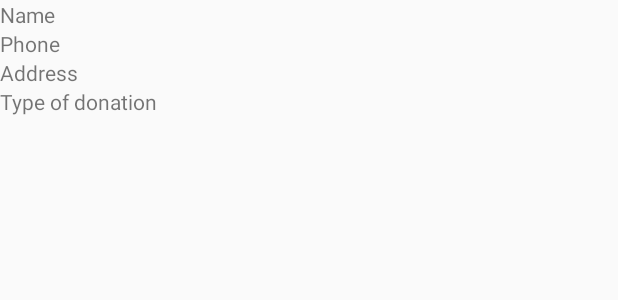
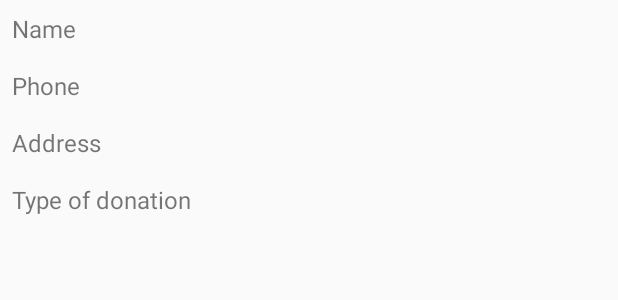
Before and after one commit to esla-ahme/aybappnew, an Android app: the layout row_donation.xml on its own in the app's theme, with its tools: preview values and no code run, on a phone screen of 412 x 824 dp. Shown: the top 300 px of the screen. Run offline under Robolectric (Android 15) with nearby library versions, the phone set to English and light mode, and no system bars.

Commit message:
version 3.1.0

```diff
--- a/app/src/main/res/layout/activity_main.xml
+++ b/app/src/main/res/layout/activity_main.xml
@@ -22,6 +22,11 @@
         android:layout_height="wrap_content"
         android:onClick="getPOSTS"
         />
+    <Button
+        android:layout_width="wrap_content"
+        android:layout_height="wrap_content"
+        android:onClick="donationMessages"
+        />
 
     <ListView
         android:id="@+id/listview"
--- a/app/src/main/res/layout/row_donation.xml
+++ b/app/src/main/res/layout/row_donation.xml
@@ -7,13 +7,16 @@ android:orientation="vertical"
         android:layout_width="match_parent"
         android:layout_height="wrap_content">
         <TextView
-
+            android:textSize="16sp"
+            android:layout_margin="8dp"
             android:layout_width="0dp"
             android:layout_height="wrap_content"
             android:layout_weight="1"
             android:text="Name"
             />
         <TextView
+            android:textSize="16sp"
+            android:layout_margin="8dp"
             android:id="@+id/donorName"
             android:layout_width="0dp"
             android:layout_height="wrap_content"
@@ -25,13 +28,16 @@ android:orientation="vertical"
         android:layout_width="match_parent"
         android:layout_height="wrap_content">
         <TextView
-
+            android:textSize="16sp"
+            android:layout_margin="8dp"
             android:layout_width="0dp"
             android:layout_height="wrap_content"
             android:layout_weight="1"
             android:text="Phone"
             />
         <TextView
+            android:textSize="16sp"
+            android:layout_margin="8dp"
             android:id="@+id/donorPhone"
             android:layout_width="0dp"
             android:layout_height="wrap_content"
@@ -43,13 +49,16 @@ android:orientation="vertical"
         android:layout_width="match_parent"
         android:layout_height="wrap_content">
         <TextView
-
+            android:textSize="16sp"
+            android:layout_margin="8dp"
             android:layout_width="0dp"
             android:layout_height="wrap_content"
             android:layout_weight="1"
             android:text="Address"
             />
         <TextView
+            android:textSize="16sp"
+            android:layout_margin="8dp"
             android:id="@+id/donorAddress"
             android:layout_width="0dp"
             android:layout_height="wrap_content"
@@ -61,13 +70,16 @@ android:orientation="vertical"
         android:layout_width="match_parent"
         android:layout_height="wrap_content">
         <TextView
-
+            android:textSize="16sp"
+            android:layout_margin="8dp"
             android:layout_width="0dp"
             android:layout_height="wrap_content"
             android:layout_weight="1"
             android:text="Type of donation"
             />
         <TextView
+            android:textSize="16sp"
+            android:layout_margin="8dp"
             android:id="@+id/donorType"
             android:layout_width="0dp"
             android:layout_height="wrap_content"
```
Also changed, not shown: app/src/main/java/com/example/mainapp/donationAdapter.java (+43 -1 lines), app/src/main/java/com/example/mainapp/donationAdmin.java (+99 -0 lines), app/src/main/java/com/example/mainapp/postsAdmin.java (+6 -3 lines).
